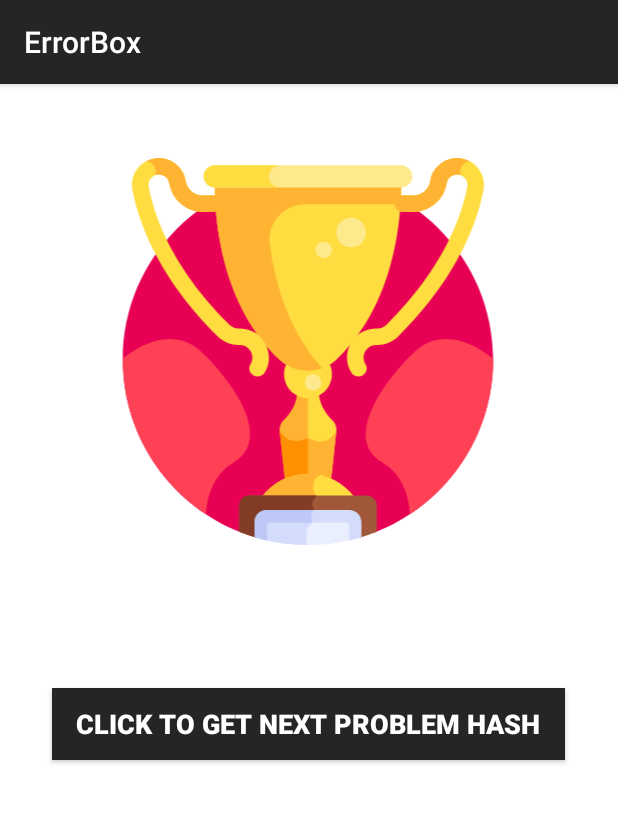
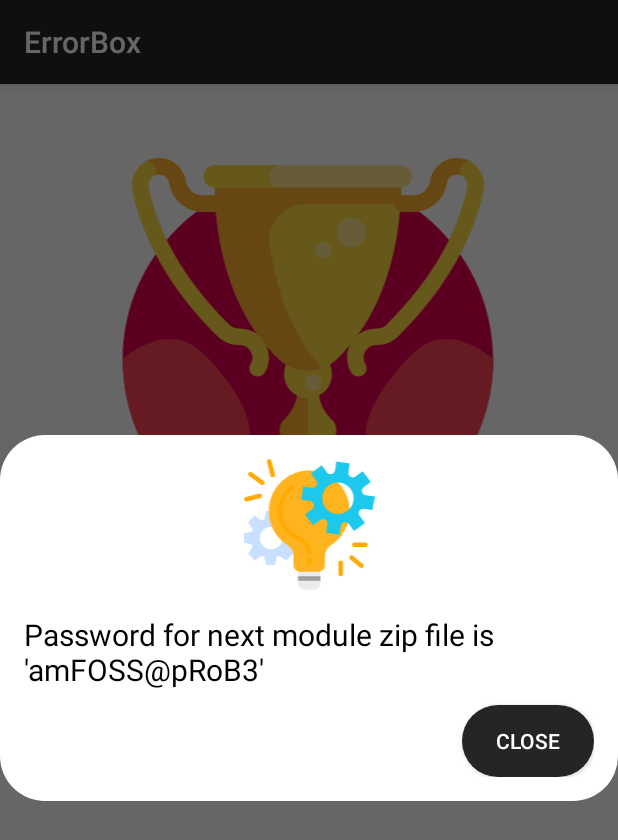
Before and after one commit to iamsh4shank/error-box, an Android app: the fragment GameWonFragment shown on its own in the app's theme, after a tap on "CLICK TO GET NEXT PROBLEM HASH", on a phone screen of 412 x 824 dp. Shown: the top 840 px of the screen. Run offline under Robolectric (Android 15) with nearby library versions, the phone set to English and light mode, and no system bars; our stand-ins replace data binding.

Commit message:
final change

```diff
--- a/app/src/main/java/com/example/errorbox/SettingsActivity.java
+++ b/app/src/main/java/com/example/errorbox/SettingsActivity.java
@@ -52,7 +52,7 @@ public class SettingsActivity extends AppCompatActivity {
                 myPref.setOnPreferenceClickListener(new Preference.OnPreferenceClickListener() {
                     public boolean onPreferenceClick(Preference preference) {
                         HintAFragment hintAFragment = new HintAFragment(getContext(), getActivity());
-                        hintAFragment.init("Make correct combination of switches to unlock this. Look SettingsActivity to understand how to mechanism works.");
+                        hintAFragment.init("Make a correct combination of switches to unlock this. Look SettingsActivity to understand how mechanism works.");
                         return true;
                     }
                 });
--- a/app/src/main/java/com/example/errorbox/ui/GameFragment.kt
+++ b/app/src/main/java/com/example/errorbox/ui/GameFragment.kt
@@ -124,12 +124,6 @@ class GameFragment : Fragment() {
                     //winning condition
                     //write function to open GameWonFragment
                     if (score >=2) {
-
-                        /*val nextFrag = GameWonFragment()
-                        activity!!.supportFragmentManager.beginTransaction()
-                                .replace(R.id.container_a, nextFrag, "findThisFragment")
-                                .addToBackStack(null)
-                                .commit()*/
                     }
                 }
             }
--- a/app/src/main/java/com/example/errorbox/ui/GameWonFragment.kt
+++ b/app/src/main/java/com/example/errorbox/ui/GameWonFragment.kt
@@ -8,6 +8,7 @@ import androidx.databinding.DataBindingUtil
 import androidx.fragment.app.Fragment
 import com.example.errorbox.R
 import com.example.errorbox.databinding.FragmentGameWonBinding
+import com.example.errorbox.hints.HintAFragment
 
 class GameWonFragment : Fragment() {
     override fun onCreateView(inflater: LayoutInflater, container: ViewGroup?,
@@ -16,13 +17,8 @@ class GameWonFragment : Fragment() {
         val binding: FragmentGameWonBinding = DataBindingUtil.inflate(
                 inflater, R.layout.fragment_game_won, container, false)
         binding.nextMatchButton.setOnClickListener{view: View->
-            val nextFrag = GameFragment()
-            //TODO
-
-            activity.supportFragmentManager.beginTransaction()
-                    .replace(R.id.container, nextFrag, "findThisFragment")
-                    .addToBackStack(null)
-                    //.commit()
+            val hintAFragment = HintAFragment(context, activity)
+            hintAFragment.init("Password for next module zip file is 'amFOSS@pRoB3'")
         }
         return binding.root
     }
--- a/app/src/main/java/com/example/errorbox/ui/gallery/QuizFragment.java
+++ b/app/src/main/java/com/example/errorbox/ui/gallery/QuizFragment.java
@@ -20,7 +20,6 @@ import com.google.android.material.textfield.TextInputEditText;
 public class QuizFragment extends Fragment {
 
     private QuizViewModel quizViewModel;
-    View root;
 
     TextInputEditText username;
     TextInputEditText pwd;
--- a/app/src/main/java/com/example/errorbox/utils/Constants.java
+++ b/app/src/main/java/com/example/errorbox/utils/Constants.java
@@ -2,7 +2,7 @@ package com.example.errorbox.utils;
 
 public class Constants {
 
-    public static final String username = "hello";
-    public static final String password = "hello";
+    public static final String username = "uname@$^!$@";
+    public static final String password = "pwd9823&E%#";
 
 }
```
Also changed, not shown: app/src/main/java/com/example/errorbox/ui/extended/ExtendedActivity.java (+1 -9 lines).
